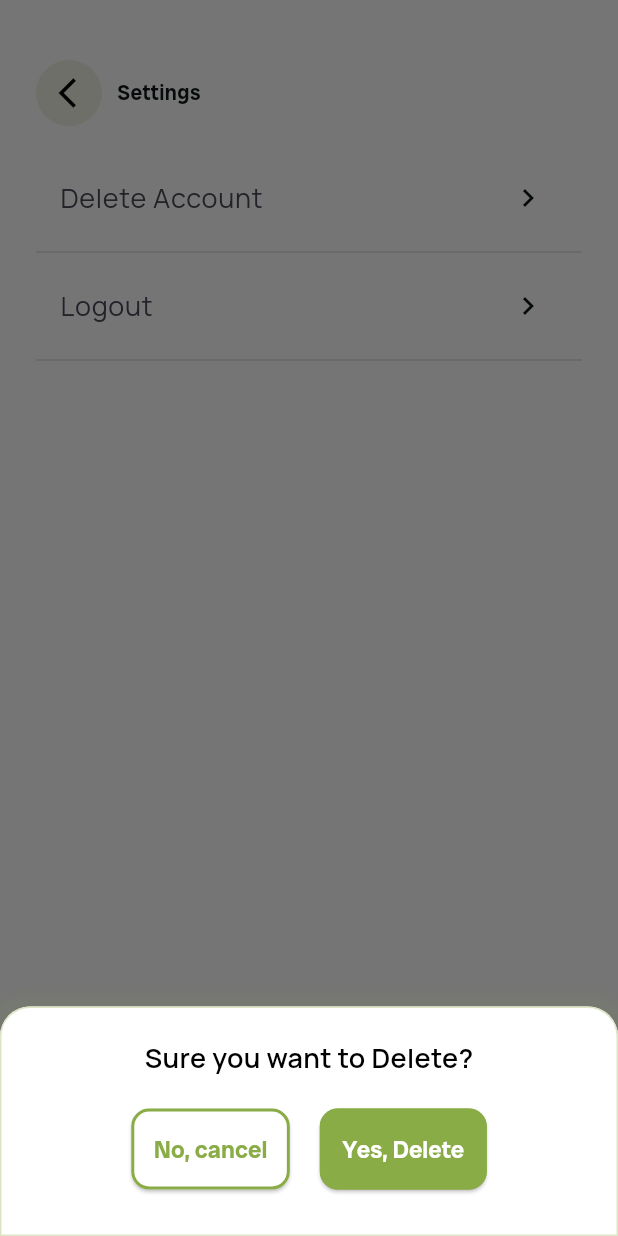
After one commit to sabbir-swissmarket/docucare, a Flutter app: the SettingsScreen screen opened by its route, after a tap on "Delete Account", on a phone screen of 412 x 824 dp. The commit adds this screen. Run offline on Flutter 3.47's test engine with Material 3 defaults, Android fonts, the phone set to English and light mode, and no system bars; our stand-ins replace file_picker, flutter_dotenv, flutter_riverpod, fluttertoast, get_it, google_sign_in and 3 more; missing offline and left inert: enum_to_string, googleapis; accounts and stored records are empty.

Commit message:
added settings screen

```diff
--- a/lib/custom_widgets/custom_button.dart
+++ b/lib/custom_widgets/custom_button.dart
@@ -10,6 +10,8 @@ class CustomButton extends StatelessWidget {
     this.textColor,
     this.height,
     this.width,
+    this.borderColor,
+    this.borderWidth,
   });
   final Function()? onPressed;
   final Color? backgroundColor;
@@ -17,6 +19,8 @@ class CustomButton extends StatelessWidget {
   final Color? textColor;
   final double? height;
   final double? width;
+  final Color? borderColor;
+  final double? borderWidth;
 
   @override
   Widget build(BuildContext context) {
@@ -30,6 +34,10 @@ class CustomButton extends StatelessWidget {
           shape: RoundedRectangleBorder(
             borderRadius: BorderRadius.circular(12),
           ),
+          side: BorderSide(
+            color: borderColor ?? AppColors.primaryColor,
+            width: borderWidth ?? 1,
+          ),
         ),
         child: Text(
           text,
--- a/lib/routes/route_names.dart
+++ b/lib/routes/route_names.dart
@@ -16,4 +16,5 @@ class RoutesNames {
   static String home = '/home';
   static String folderViewScreen = '/folder_view';
   static String uploadDocumentScreen = '/upload_document_screen';
+  static String settingsScreen = '/settings_screen';
 }
--- a/lib/routes/routes.dart
+++ b/lib/routes/routes.dart
@@ -6,6 +6,7 @@ import 'package:docucare/screens/home/upload_screen/view/upload_screen.dart';
 import 'package:docucare/screens/home/view/home.dart';
 import 'package:docucare/screens/login_screen/view/login_screen.dart';
 import 'package:docucare/screens/registration_screen/view/registration_screen.dart';
+import 'package:docucare/screens/settings_screen/view/settings_view.dart';
 import 'package:docucare/screens/welcome_screen/view/welcome_screen.dart';
 import 'package:docucare/utils/core.dart';
 
@@ -19,4 +20,5 @@ final Map<String, WidgetBuilder> routes = {
   RoutesNames.home: (context) => const Home(),
   RoutesNames.folderViewScreen: (context) => const FolderViewScreen(),
   RoutesNames.uploadDocumentScreen: (context) => const UploadDocumentScreen(),
+  RoutesNames.settingsScreen: (context) => const SettingsScreen(),
 };
--- a/lib/screens/home/upload_screen/provider/upload_screen_provider.dart
+++ b/lib/screens/home/upload_screen/provider/upload_screen_provider.dart
@@ -54,19 +54,19 @@ class UploadScreenStateNotifier extends StateNotifier<UploadScreenState> {
       if (result == null) return;
 
       final file = result.files.single;
-      final fileBytes = file.bytes;
+      // final fileBytes = file.bytes;
       final fileName = file.name;
 
       // Upload the file to the specified folder in Google Drive
       final driveApi = drive.DriveApi(authClient);
-      final media = drive.Media(Stream.value(fileBytes!), fileBytes.length);
+      // final media = drive.Media(Stream.value(fileBytes!), fileBytes.length);
       final fileMetadata = drive.File()
         ..name = fileName
         ..parents = [folderId];
 
       final uploadedFile = await driveApi.files.create(
         fileMetadata,
-        uploadMedia: media,
+        // uploadMedia: drive.Media(file.readStream!, file.size),
       );
 
       // Update the list of uploaded files
--- /dev/null
+++ b/lib/screens/settings_screen/provider/settings_provider.dart
@@ -0,0 +1,192 @@
+import 'package:docucare/custom_widgets/custom_button.dart';
+import 'package:docucare/helper/enum_data.dart';
+import 'package:docucare/routes/route_names.dart';
+import 'package:docucare/styles/app_colors.dart';
+import 'package:docucare/utils/core.dart';
+import 'package:docucare/utils/global_keys.dart';
+import 'package:docucare/utils/shared_pref_keys.dart';
+import 'package:docucare/utils/shared_pref_manager.dart';
+import 'package:docucare/utils/utils.dart';
+
+final settingsNotifierProvider =
+    StateNotifierProvider<SettingsStateNotifier, SettingsState>(
+        (ref) => SettingsStateNotifier());
+
+@immutable
+abstract class SettingsState {}
+
+class InitSettingsState extends SettingsState {}
+
+class LoadingSettingsState extends SettingsState {}
+
+class LoadedSettingsState extends SettingsState {}
+
+class ErrorSettingsState extends SettingsState {
+  final String message;
+
+  ErrorSettingsState({required this.message});
+}
+
+class SettingsStateNotifier extends StateNotifier<SettingsState> {
+  SettingsStateNotifier() : super(InitSettingsState());
+  final utils = locator.get<Utils>();
+  final sharedPrefManager = locator.get<SharedPrefManager>();
+  final SupabaseClient supabase = Supabase.instance.client;
+
+  Future<void> signOut(BuildContext context) async {
+    await supabase.auth.signOut().then((value) async {
+      sharedPrefManager.logOut();
+      await sharedPrefManager.saveEnumValue(
+          SharedPrefKeys.showScreen, Screens.welcomeScreen);
+      Navigator.of(navigatorKey.currentContext!).pushNamedAndRemoveUntil(
+          RoutesNames.welcomeScreen, (Route<dynamic> route) => false);
+    });
+  }
+
+  Future<void> deleteAccount(BuildContext context) async {
+    final user = supabase.auth.currentUser;
+    if (user != null) {
+      await supabase.auth.admin.deleteUser(user.id).then((value) async {
+        sharedPrefManager.logOut();
+        await sharedPrefManager.saveEnumValue(
+            SharedPrefKeys.showScreen, Screens.welcomeScreen);
+        Navigator.of(navigatorKey.currentContext!).pushNamedAndRemoveUntil(
+            RoutesNames.welcomeScreen, (Route<dynamic> route) => false);
+      });
+    }
+  }
+
+  void showLogoutDialog(BuildContext context) {
+    showModalBottomSheet(
+      context: context,
+      shape: const RoundedRectangleBorder(
+        borderRadius: BorderRadius.vertical(top: Radius.circular(20)),
+      ),
+      builder: (BuildContext ctx) {
+        return Container(
+          padding: const EdgeInsets.all(20),
+          decoration: BoxDecoration(
+            color: AppColors.whiteColor,
+            borderRadius: const BorderRadius.vertical(top: Radius.circular(20)),
+            border: Border.all(color: AppColors.primaryColor.withOpacity(0.3)),
+            boxShadow: [
+              BoxShadow(
+                color: AppColors.primaryColor.withOpacity(0.1),
+                spreadRadius: 5,
+                blurRadius: 10,
+              ),
+            ],
+          ),
+          child: Column(
+            mainAxisSize: MainAxisSize.min,
+            children: [
+              const Text(
+                "Sure you want to Logout?",
+                style: TextStyle(
+                  fontSize: 18,
+                  fontWeight: FontWeight.w600,
+                  color: Colors.black,
+                ),
+              ),
+              const SizedBox(height: 20),
+              Row(
+                mainAxisAlignment: MainAxisAlignment.center,
+                children: [
+                  CustomButton(
+                    onPressed: () {
+                      Navigator.pop(ctx);
+                    },
+                    text: "No, cancel",
+                    backgroundColor: AppColors.whiteColor,
+                    borderColor: AppColors.primaryColor,
+                    textColor: AppColors.primaryColor,
+                    borderWidth: 2,
+                  ),
+                  const SizedBox(width: 20),
+                  CustomButton(
+                    onPressed: () {
+                      signOut(ctx);
+                    },
+                    text: "Yes, Logout",
+                  ),
+                ],
+              ),
+              const SizedBox(height: 10),
+            ],
+          ),
+        );
+      },
+    );
+  }
+
+  void showDeleteDialog(BuildContext context) {
+    showModalBottomSheet(
+      context: context,
+      shape: const RoundedRectangleBorder(
+        borderRadius: BorderRadius.vertical(top: Radius.circular(20)),
+      ),
+      builder: (BuildContext ctx) {
+        return Container(
+          padding: const EdgeInsets.all(20),
+          decoration: BoxDecoration(
+            color: AppColors.whiteColor,
+            borderRadius: const BorderRadius.vertical(top: Radius.circular(20)),
+            border: Border.all(color: AppColors.primaryColor.withOpacity(0.3)),
+            boxShadow: [
+              BoxShadow(
+                color: AppColors.primaryColor.withOpacity(0.1),
+                spreadRadius: 5,
+                blurRadius: 10,
+              ),
+            ],
+          ),
+          child: Column(
+            mainAxisSize: MainAxisSize.min,
+            children: [
+              const Text(
+                "Sure you want to Delete?",
+                style: TextStyle(
+                  fontSize: 18,
+                  fontWeight: FontWeight.w600,
+                  color: Colors.black,
+                ),
+              ),
+              const SizedBox(height: 20),
+              Row(
+                mainAxisAlignment: MainAxisAlignment.center,
+                children: [
+                  CustomButton(
+                    onPressed: () {
+                      Navigator.pop(ctx);
+                    },
+                    text: "No, cancel",
+                    backgroundColor: AppColors.whiteColor,
+                    borderColor: AppColors.primaryColor,
+                    textColor: AppColors.primaryColor,
+                    borderWidth: 2,
+                  ),
+                  const SizedBox(width: 20),
+                  CustomButton(
+                    onPressed: () {
+                      deleteAccount(ctx);
+                    },
+                    text: "Yes, Delete",
+                  ),
+                ],
+              ),
+              const SizedBox(height: 10),
+            ],
+          ),
+        );
+      },
+    );
+  }
+
+  /// Show an error toast message with the provided error message
+  void showError(String message) {
+    utils.showToast(message, true, utils.checkPlatformIsIOS());
+    WidgetsBinding.instance.addPostFrameCallback((_) {
+      state = InitSettingsState();
+    });
+  }
+}
--- /dev/null
+++ b/lib/screens/settings_screen/view/settings_view.dart
@@ -0,0 +1,91 @@
+import 'package:docucare/custom_widgets/custom_back_button.dart';
+import 'package:docucare/custom_widgets/loader.dart';
+import 'package:docucare/screens/settings_screen/provider/settings_provider.dart';
+import 'package:docucare/styles/app_colors.dart';
+import 'package:docucare/styles/app_styles.dart';
+import 'package:docucare/utils/core.dart';
+
+class SettingsScreen extends ConsumerWidget {
+  const SettingsScreen({super.key});
+
+  @override
+  Widget build(BuildContext context, WidgetRef ref) {
+    final settingsProvider = ref.read(settingsNotifierProvider.notifier);
+    return Scaffold(
+      backgroundColor: AppColors.whiteColor,
+      body: SafeArea(
+        child: Consumer(
+          builder: (context, ref, child) {
+            SettingsState state = ref.watch(settingsNotifierProvider);
+            if (state is InitSettingsState) {
+              return Padding(
+                padding: const EdgeInsets.fromLTRB(24, 40, 24, 0),
+                child: Column(
+                  crossAxisAlignment: CrossAxisAlignment.start,
+                  children: [
+                    Row(
+                      children: [
+                        CustomBackButton(
+                          onPressed: () {
+                            Navigator.pop(context);
+                          },
+                        ),
+                        const SizedBox(width: 10),
+                        const Text(
+                          "Settings",
+                          style: AppStyles.headline6,
+                        ),
+                      ],
+                    ),
+                    const SizedBox(height: 20),
+                    Expanded(
+                      child: ListView(
+                        children: [
+                          ListTile(
+                            title: const Text(
+                              "Delete Account",
+                              style: AppStyles.bodyExtraLarge,
+                            ),
+                            trailing: const Icon(
+                              Icons.chevron_right,
+                              color: AppColors.iconColor,
+                            ),
+                            onTap: () {
+                              settingsProvider.showDeleteDialog(context);
+                            },
+                          ),
+                          Divider(color: Colors.grey.shade300),
+                          ListTile(
+                            title: const Text(
+                              "Logout",
+                              style: AppStyles.bodyExtraLarge,
+                            ),
+                            trailing: const Icon(
+                              Icons.chevron_right,
+                              color: AppColors.iconColor,
+                            ),
+                            onTap: () {
+                              settingsProvider.showLogoutDialog(context);
+                            },
+                          ),
+                          Divider(color: Colors.grey.shade300),
+                        ],
+                      ),
+                    ),
+                  ],
+                ),
+              );
+            } else if (state is LoadingSettingsState) {
+              return const Center(child: Loader());
+            } else if (state is ErrorSettingsState) {
+              ref
+                  .read(settingsNotifierProvider.notifier)
+                  .showError(state.message);
+            }
+            return const SizedBox.shrink();
+          },
+        ),
+      ),
+    );
+  }
+}
```
Also changed, not shown: lib/screens/home/view/home.dart (+19 -3 lines), 6 other files.
